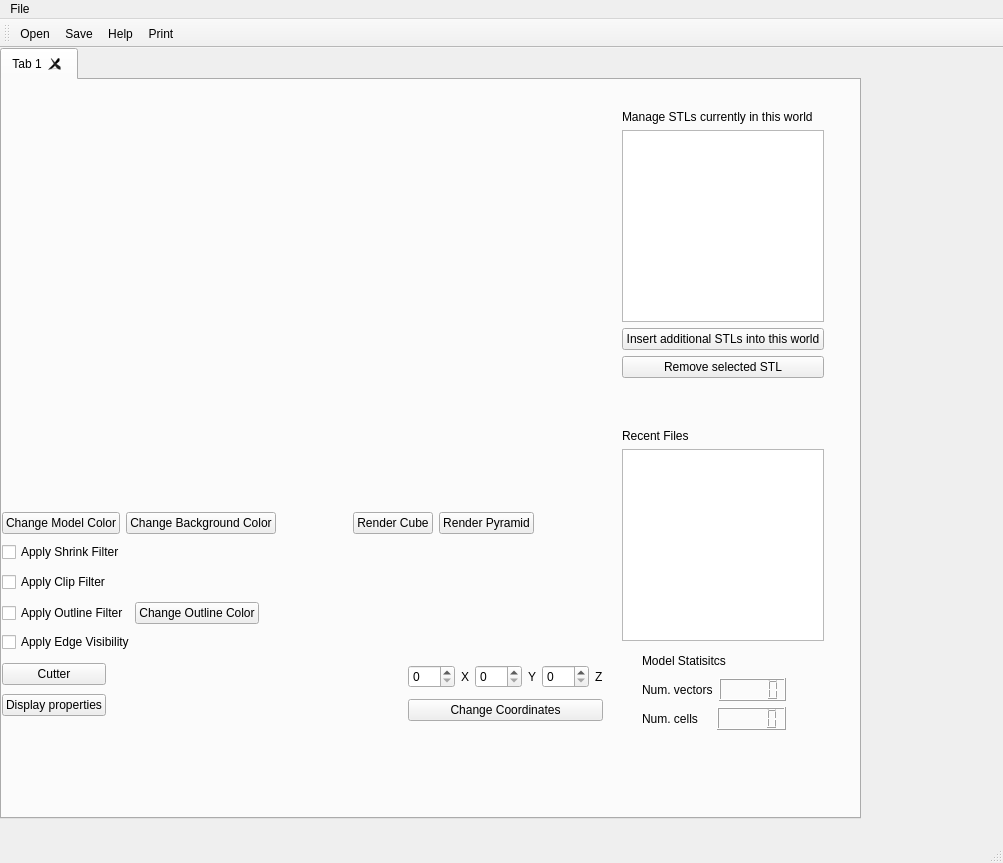
First picture: the form in ModelViewer/mainwindow.ui, repository eeyla2/2021_GROUP_25, before the edit.
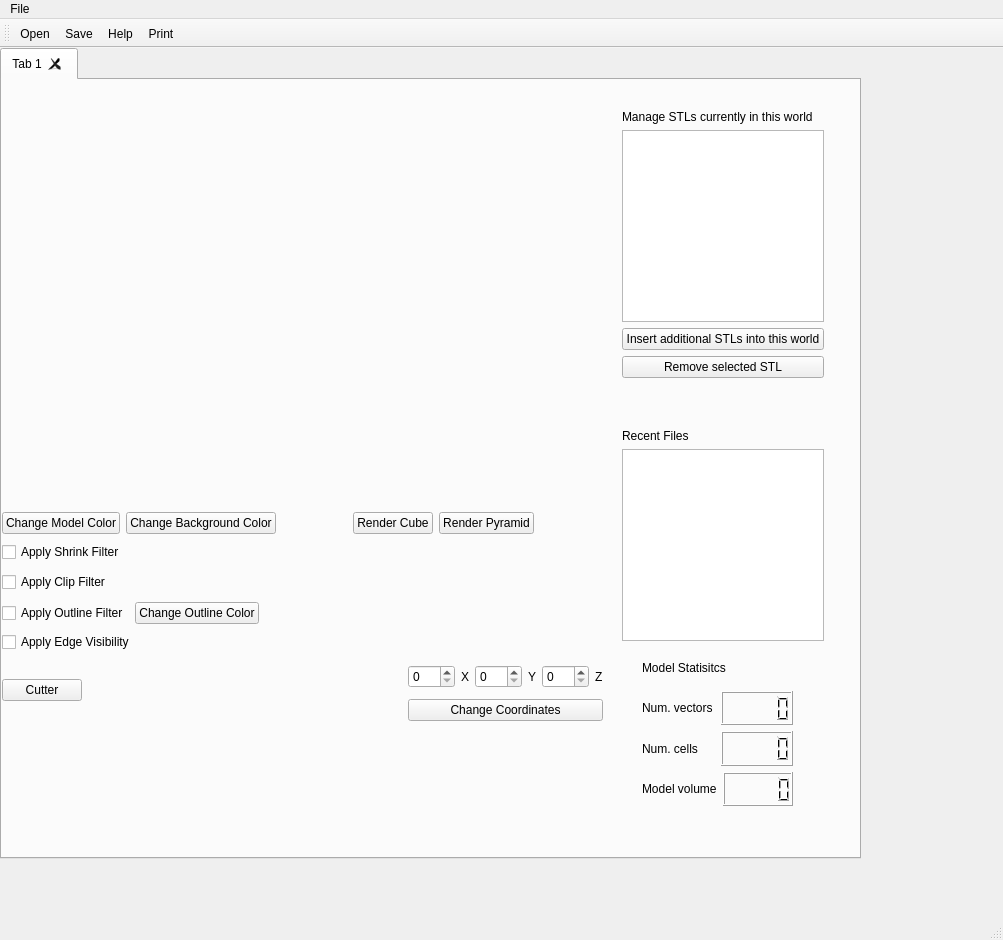
Second picture: the form after the edit. Icons and pictures are not drawn. Custom widgets are drawn as their Qt base class.

Diff of the .ui file:
```diff
--- a/ModelViewer/mainwindow.ui
+++ b/ModelViewer/mainwindow.ui
@@ -7,7 +7,7 @@
     <x>0</x>
     <y>0</y>
     <width>1003</width>
-    <height>863</height>
+    <height>940</height>
    </rect>
   </property>
   <property name="windowTitle">
@@ -20,7 +20,7 @@
       <x>0</x>
       <y>0</y>
       <width>861</width>
-      <height>771</height>
+      <height>811</height>
      </rect>
     </property>
     <property name="currentIndex">
@@ -146,13 +146,6 @@
            </property>
           </widget>
          </item>
-         <item>
-          <widget class="QPushButton" name="displayProperties">
-           <property name="text">
-            <string>Display properties</string>
-           </property>
-          </widget>
-         </item>
         </layout>
        </item>
        <item>
@@ -423,13 +416,13 @@
        </item>
       </layout>
      </widget>
-     <widget class="QWidget" name="">
+     <widget class="QWidget" name="layoutWidget">
       <property name="geometry">
        <rect>
         <x>640</x>
         <y>570</y>
-        <width>144</width>
-        <height>80</height>
+        <width>151</width>
+        <height>156</height>
        </rect>
       </property>
       <layout class="QVBoxLayout" name="verticalLayout_5">
@@ -468,6 +461,20 @@
          </item>
         </layout>
        </item>
+       <item>
+        <layout class="QHBoxLayout" name="horizontalLayout_10">
+         <item>
+          <widget class="QLabel" name="label_9">
+           <property name="text">
+            <string>Model volume</string>
+           </property>
+          </widget>
+         </item>
+         <item>
+          <widget class="QLCDNumber" name="lcd_vol"/>
+         </item>
+        </layout>
+       </item>
       </layout>
      </widget>
     </widget>
```
